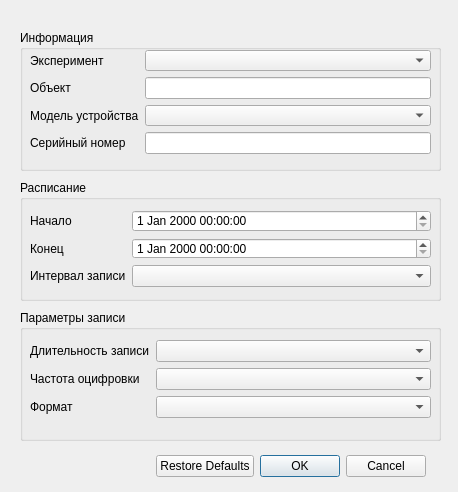
Before: the Qt Designer form ui/v1/dlg_input_schedule.ui in mcsltd/mcs-inRat-planner, drawn with Qt 5.
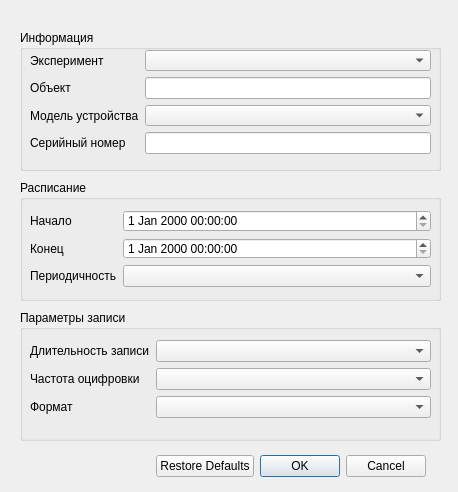
After: the same form once the commit is applied.

What changed in the file:
```diff
--- a/ui/v1/dlg_input_schedule.ui
+++ b/ui/v1/dlg_input_schedule.ui
@@ -134,7 +134,7 @@
      <item row="2" column="0">
       <widget class="QLabel" name="labelIntervalRecord">
        <property name="text">
-        <string>Интервал записи</string>
+        <string>Периодичность</string>
        </property>
       </widget>
      </item>
```
